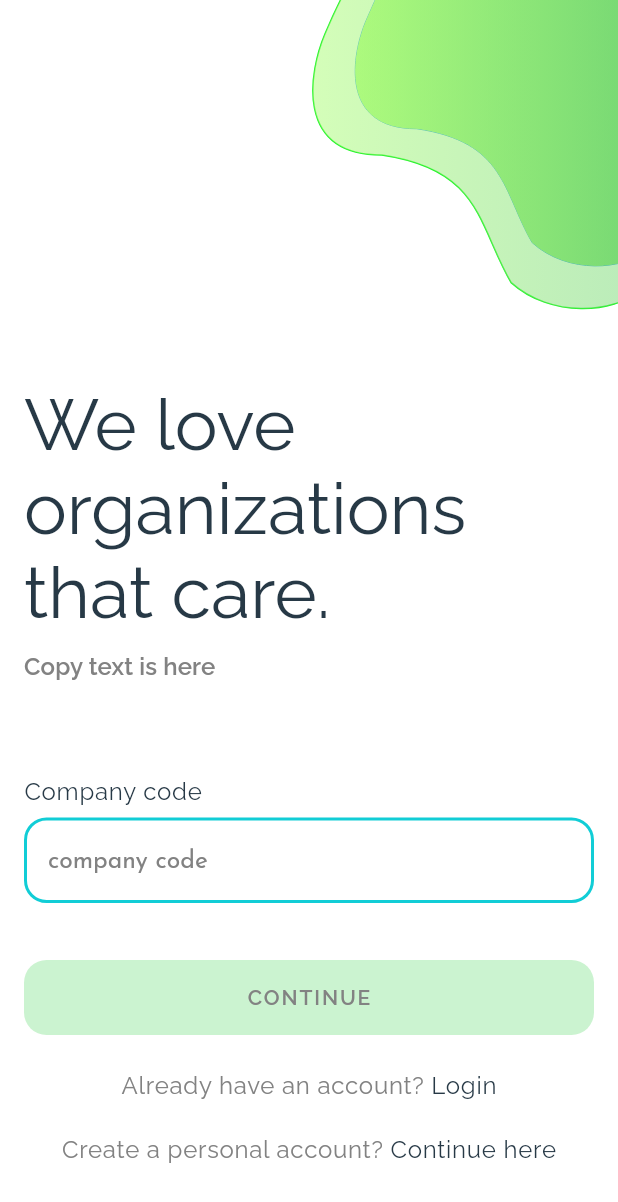
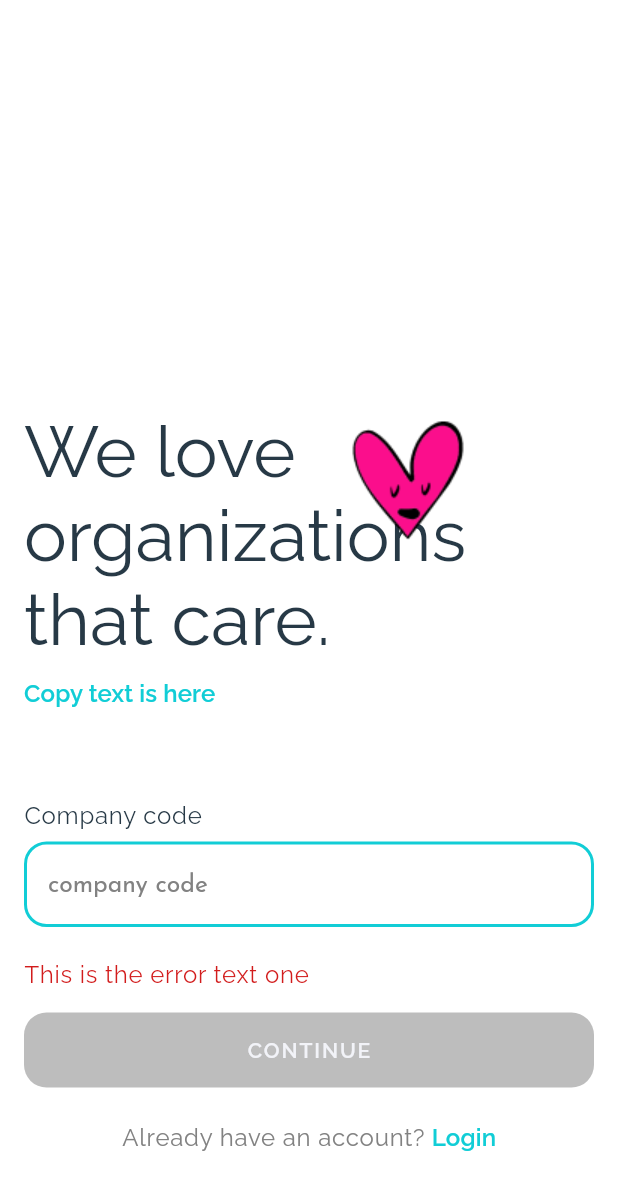
Before and after one commit to DeveloperMaleek/talk2me, a Flutter app: the JoinWithOrganization screen opened by its route, after a tap on "CONTINUE", on a phone screen of 412 x 824 dp. Shown: the top 1202 px of the screen. Run offline on Flutter 3.47's test engine with Material 2 defaults, Android fonts, the phone set to English and light mode, and no system bars; our stand-ins replace flutter_svg, font_awesome_flutter, get, google_fonts, google_nav_bar, step_progress_indicator; missing offline and left inert: images_picker; project files that could hold a hidden picture were left out.

Commit message:
Join with organization refactored

```diff
--- a/lib/src/screens/onboarding/join_with_org.dart
+++ b/lib/src/screens/onboarding/join_with_org.dart
@@ -1,4 +1,5 @@
 import 'package:flutter/material.dart';
+import 'package:flutter_svg/svg.dart';
 import 'package:talk2me/routes.dart';
 import 'package:talk2me/src/components/buttons.dart';
 import 'package:talk2me/src/components/inputfield.dart';
@@ -31,7 +32,7 @@ class _JoinWithOrganizationState extends State<JoinWithOrganization> {
           children: [
             Container(
               height: MediaQuery.of(context).size.height,
-              padding: const EdgeInsets.only(left: 16, right: 16, bottom: 48),
+              padding: const EdgeInsets.only(left: 16, right: 16, bottom: 56),
               child: Column(
                 mainAxisAlignment: MainAxisAlignment.end,
                 children: [
@@ -44,12 +45,10 @@ class _JoinWithOrganizationState extends State<JoinWithOrganization> {
                       SizedBox(height: 12),
                       SubtitleOne(
                           text: "Copy text is here",
-                          textColor: AppColors.subtitleTextLightBg)
+                          textColor: AppColors.primaryColor)
                     ],
                   ),
-                  const SizedBox(
-                    height: 64,
-                  ),
+                  SizedBox(height: MediaQuery.of(context).size.height * 0.075),
                   Column(
                     children: [
                       Column(
@@ -79,25 +78,21 @@ class _JoinWithOrganizationState extends State<JoinWithOrganization> {
                       ),
                       FilledButton(
                         buttonText: "Continue",
-                        onPressed: () {
-                          onSubmit();
-                        },
+                        onPressed: onSubmit,
                         buttonTextColor: codelength ==
                                 codeTextEditingController.text.trim().length
                             ? AppColors.textColorPrimary
-                            : AppColors.subtitleTextLightBg,
+                            : AppColors.textColorDarkBg,
                         buttonColor: codelength ==
                                 codeTextEditingController.text.trim().length
                             ? AppColors.primaryColor
-                            : AppColors.primaryColor50,
+                            : AppColors.subtitleTextDarkBg,
                       ),
                       const SizedBox(
                         height: 24,
                       ),
                       GestureDetector(
-                        onTap: () {
-                          Navigator.pushNamed(context, loginPage);
-                        },
+                        onTap: onLoginPressed,
                         child: Row(
                           mainAxisAlignment: MainAxisAlignment.center,
                           children: const [
@@ -105,30 +100,9 @@ class _JoinWithOrganizationState extends State<JoinWithOrganization> {
                               text: "Already have an account? ",
                               textColor: AppColors.subtitleTextLightBg,
                             ),
-                            BodyTextOne(
+                            SubtitleOne(
                               text: "Login",
-                              textColor: AppColors.textColorLightBg,
-                            )
-                          ],
-                        ),
-                      ),
-                      const SizedBox(
-                        height: 24,
-                      ),
-                      GestureDetector(
-                        onTap: () {
-                          Navigator.pushNamed(context, personalSignUp);
-                        },
-                        child: Row(
-                          mainAxisAlignment: MainAxisAlignment.center,
-                          children: const [
-                            BodyTextOne(
-                              text: "Create a personal account? ",
-                              textColor: AppColors.subtitleTextLightBg,
-                            ),
-                            BodyTextOne(
-                              text: "Continue here",
-                              textColor: AppColors.textColorLightBg,
+                              textColor: AppColors.primaryColor,
                             )
                           ],
                         ),
@@ -139,38 +113,25 @@ class _JoinWithOrganizationState extends State<JoinWithOrganization> {
               ),
             ),
             Positioned(
-                top: -60,
-                right: -60,
-                child: Container(
-                  child: CustomPaint(
-                    size: Size(
-                        250,
-                        (250 * 1)
-                            .toDouble()), //You can Replace [WIDTH] with your desired width for Custom Paint and height will be calculated automatically
-                    painter: RPSCustomPainter(),
-                  ),
-                )),
-            Positioned(
-                top: -60,
-                right: -60,
-                child: Container(
-                  child: CustomPaint(
-                    size: Size(
-                        280,
-                        (280 * 1)
-                            .toDouble()), //You can Replace [WIDTH] with your desired width for Custom Paint and height will be calculated automatically
-                    painter: RPSCustomPainterTwo(),
-                  ),
-                ))
+                top: 280,
+                right: 100,
+                child:
+                    Container(child: Image.asset("assets/images/heart.png"))),
           ],
         ),
       ),
     );
   }
 
-  void onSubmit() {
+  // Functon to direct user to login page
+  onLoginPressed() {
+    Navigator.pushNamed(context, loginPage);
+  }
+
+  // Function to submit organization's code
+  onSubmit() {
     String orgCode = codeTextEditingController.text.trim();
-    int code = int.parse(orgCode);
+    // int code = int.parse(orgCode);
 
     if (orgCode.isEmpty) {
       setState(() {
--- a/lib/src/screens/onboarding/onboarding_screen.dart
+++ b/lib/src/screens/onboarding/onboarding_screen.dart
@@ -143,7 +143,7 @@ class _OnboardingScreenState extends State<OnboardingScreen> {
                   ),
                   SizedBox(height: MediaQuery.of(context).size.height * 0.1),
                   Padding(
-                    padding: EdgeInsets.only(bottom: 48),
+                    padding: EdgeInsets.only(bottom: 56),
                     child: Column(
                       children: [
                         button.FilledButton(
```
Also changed, not shown: assets/images/heart.png (added), assets/images/heart.svg (added).
